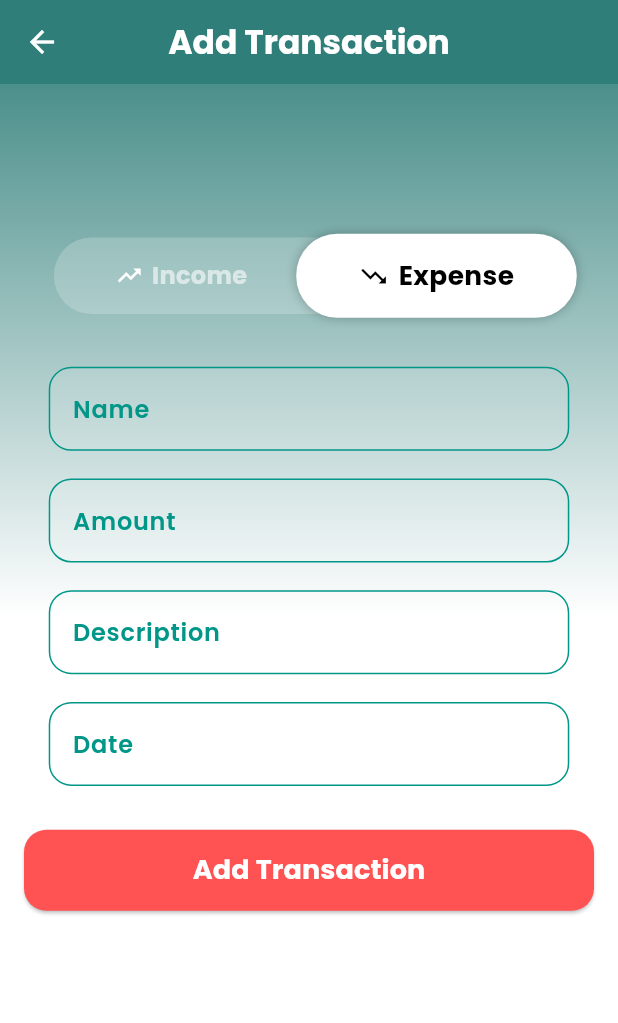
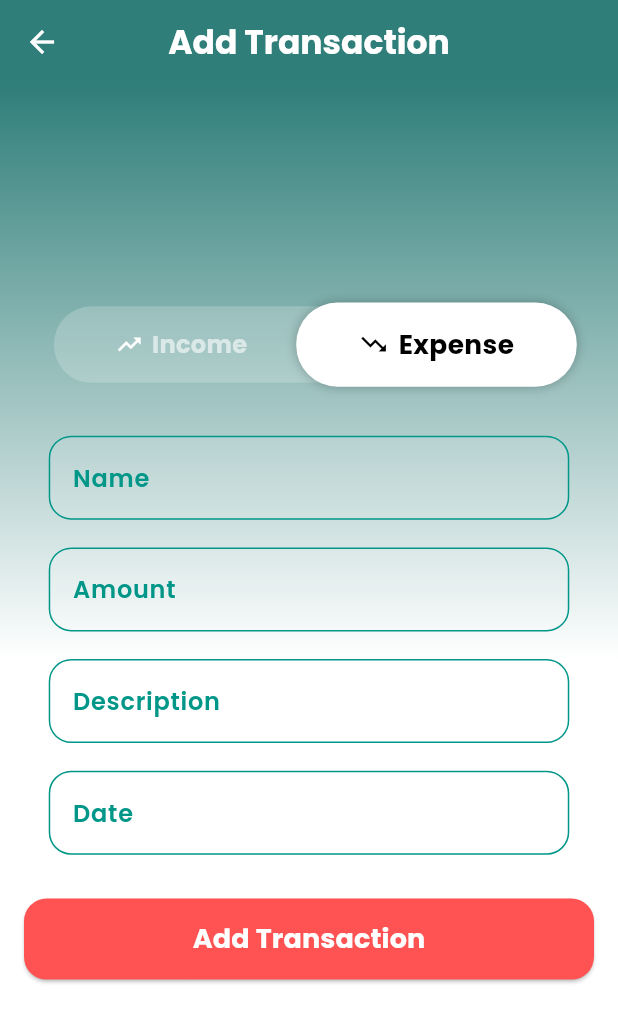
Before and after one commit to adhilfouzi/xpenso, a Flutter app: the AddTransactionScreen screen opened directly, on a phone screen of 412 x 824 dp. Shown: the top 1023 px of the screen. Run offline on Flutter 3.47's test engine with Material 3 defaults, Android fonts, the phone set to English and light mode, and no system bars; our stand-ins replace cloud_firestore, firebase_auth, firebase_core, flutter_keyboard_visibility, google_sign_in, hive_ce and 1 more; accounts and stored records are empty.

Commit message:
remove unused profile images and update color themes; delete A10.png, A2.png, A3.png, A4.png, A5.png, A6.png, A7.png, A8.png, and A9.png, change background color in LightThemeColors and AppBarWidget, and adjust extendBodyBehindAppBar property in multiple screens for improved layout consistency

```diff
--- a/lib/core/app_colors.dart
+++ b/lib/core/app_colors.dart
@@ -4,7 +4,7 @@ import 'package:flutter/material.dart';
 class LightThemeColors {
   static const Color primary = Color(0xFF2F7E79); // Vibrant purple
   static const Color secondary = Color(0xFF03DAC6); // Teal accent
-  static const Color background = Color(0xFF2F7E79); // Soft Gray
+  static const Color background = Color(0xFFDBE1E0); // Soft Gray
   static const Color surface = Color(0xFFFFFFFF); // Pure White
   static const Color textPrimary = Color(0xFF212121); // Dark Gray
   static const Color textSecondary = Color(0xFF757575); // Muted Gray
--- a/lib/core/colors.dart
+++ b/lib/core/colors.dart
@@ -4,6 +4,7 @@ class MyColors {
   // Primary Colors
   static const Color primary = Color(0xFF2F7E79);
   static const Color secondary = Color(0xFF1E294D);
+  static const Color accent = Color(0xFF238C98);
 
   // Light Theme Colors
   static const Color lightBackground = Color(0xFFF4F4F4);
--- a/lib/ui/screens/auth/splash_screen.dart
+++ b/lib/ui/screens/auth/splash_screen.dart
@@ -28,7 +28,7 @@ class _SplashScreenState extends State<SplashScreen> {
   Widget build(BuildContext context) {
     var height = MediaQuery.of(context).size.height * 0.2;
     return Scaffold(
-      backgroundColor: MyColors.primary,
+      backgroundColor: MyColors.accent,
       body: Center(
         child: Column(
           mainAxisAlignment: MainAxisAlignment.center,
--- a/lib/ui/screens/home/widget/header_widget.dart
+++ b/lib/ui/screens/home/widget/header_widget.dart
@@ -1,6 +1,8 @@
 import 'package:flutter/material.dart';
 import 'package:provider/provider.dart';
 
+import '../../../../core/colors.dart';
+import '../../../../providers/theme_provider.dart';
 import '../../../../providers/user_provider.dart';
 
 class HeaderWidget extends StatelessWidget implements PreferredSizeWidget {
@@ -11,6 +13,9 @@ class HeaderWidget extends StatelessWidget implements PreferredSizeWidget {
       builder: (context, userProvider, child) {
         return AppBar(
           elevation: 0,
+          backgroundColor: Provider.of<ThemeProvider>(context).isDarkMode
+              ? Theme.of(context).scaffoldBackgroundColor
+              : MyColors.primary,
           title: Column(
             crossAxisAlignment: CrossAxisAlignment.start,
             children: [
--- a/lib/ui/screens/profile/profile_screen.dart
+++ b/lib/ui/screens/profile/profile_screen.dart
@@ -21,7 +21,7 @@ class ProfileScreen extends StatelessWidget {
         theme.textTheme.bodyMedium?.color ?? Colors.white70;
 
     return Scaffold(
-      extendBodyBehindAppBar: true,
+      extendBodyBehindAppBar: false,
       backgroundColor: backgroundColor,
       appBar: AppBarWidget(title: "Profile", leading: MyBackButton()),
       body: ThemeContainer(
--- a/lib/ui/screens/transaction/add&edit/add_transaction_screen.dart
+++ b/lib/ui/screens/transaction/add&edit/add_transaction_screen.dart
@@ -17,7 +17,7 @@ class AddTransactionScreen extends StatelessWidget {
     final transactionProvider = Provider.of<TransactionProvider>(context);
     return KeyboardDismissOnTap(
       child: Scaffold(
-        extendBodyBehindAppBar: true,
+        extendBodyBehindAppBar: false,
         appBar: AppBarWidget(title: "Add Transaction", leading: MyBackButton()),
         body: ThemeContainer(
           child: LayoutBuilder(
--- a/lib/ui/screens/transaction/add&edit/edit_transaction_screen.dart
+++ b/lib/ui/screens/transaction/add&edit/edit_transaction_screen.dart
@@ -17,7 +17,7 @@ class EditTransactionScreen extends StatelessWidget {
 
     return KeyboardDismissOnTap(
       child: Scaffold(
-        extendBodyBehindAppBar: true,
+        extendBodyBehindAppBar: false,
         appBar:
             AppBarWidget(title: "Edit Transaction", leading: MyBackButton()),
         body: ThemeContainer(
--- a/lib/ui/widgets/app_bar_widget.dart
+++ b/lib/ui/widgets/app_bar_widget.dart
@@ -1,4 +1,8 @@
 import 'package:flutter/material.dart';
+import 'package:provider/provider.dart';
+
+import '../../core/colors.dart';
+import '../../providers/theme_provider.dart';
 
 class AppBarWidget extends StatelessWidget implements PreferredSizeWidget {
   final String? title;
@@ -14,7 +18,9 @@ class AppBarWidget extends StatelessWidget implements PreferredSizeWidget {
     return AppBar(
       leading: leading,
       automaticallyImplyLeading: leading == null,
-      backgroundColor: Theme.of(context).scaffoldBackgroundColor,
+      backgroundColor: Provider.of<ThemeProvider>(context).isDarkMode
+          ? Theme.of(context).scaffoldBackgroundColor
+          : MyColors.primary,
       title: Text(
         title ?? '',
         style: TextStyle(
```
Also changed, not shown: assets/profile/A10.png (deleted), assets/profile/A2.png (deleted), assets/profile/A3.png (deleted), assets/profile/A4.png (deleted), assets/profile/A5.png (deleted), assets/profile/A6.png (deleted), assets/profile/A7.png (deleted), assets/profile/A8.png (deleted), assets/profile/A9.png (deleted).
